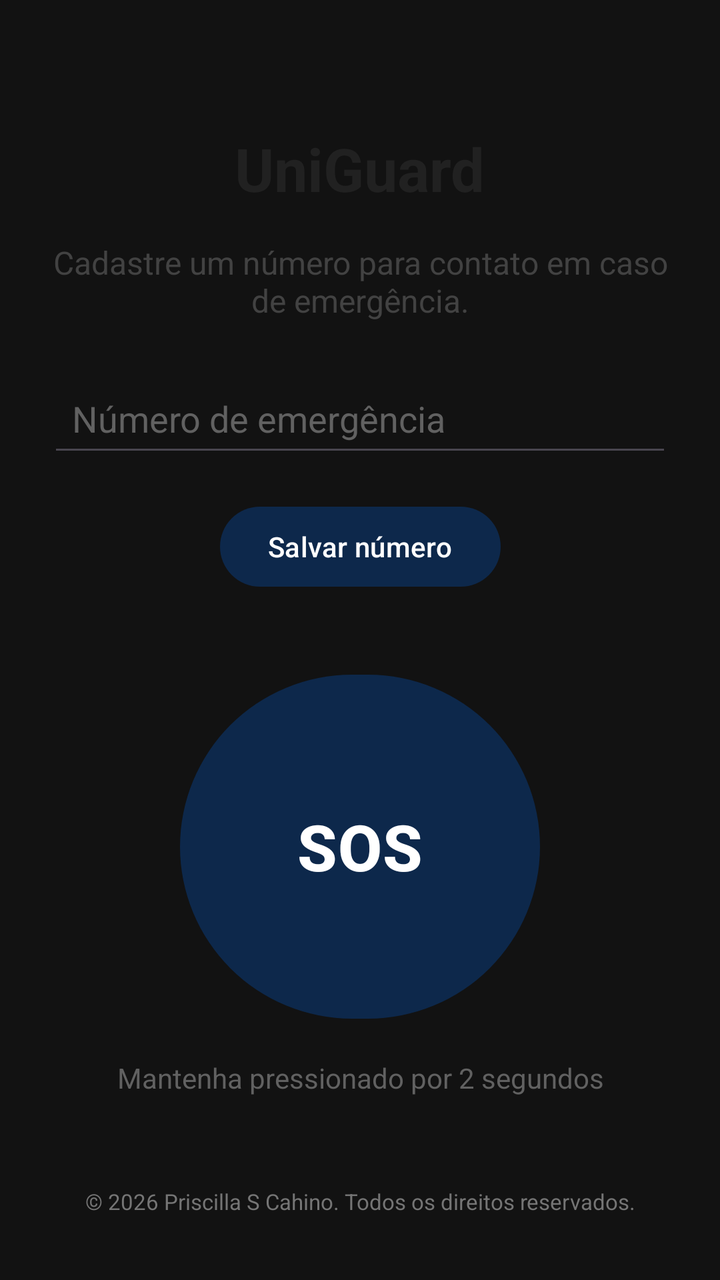
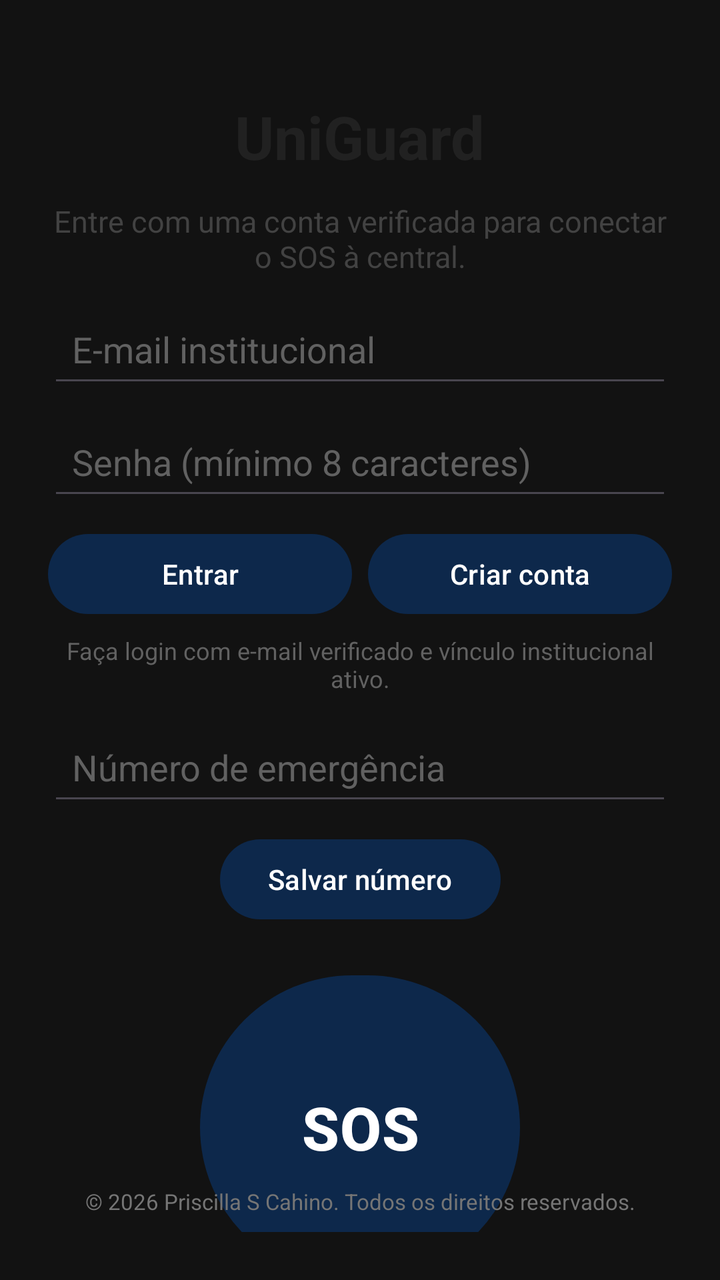

Two renders of the same Android screen: before a commit and after it. Below are the layout's source before the change and the commit's diff.
<!-- AndroidManifest.xml: application theme Theme.UniGuard -->
<!-- res/layout/activity_sos.xml -->
<?xml version="1.0" encoding="utf-8"?>
<androidx.constraintlayout.widget.ConstraintLayout
    xmlns:android="http://schemas.android.com/apk/res/android"
    xmlns:app="http://schemas.android.com/apk/res-auto"
    android:layout_width="match_parent"
    android:layout_height="match_parent"
    android:padding="24dp">

    
    <TextView
        android:id="@+id/txtTitulo"
        android:layout_width="wrap_content"
        android:layout_height="wrap_content"
        android:layout_marginTop="40dp"
        android:text="UniGuard"
        android:textColor="#212121"
        android:textSize="30sp"
        android:textStyle="bold"
        app:layout_constraintEnd_toEndOf="parent"
        app:layout_constraintStart_toStartOf="parent"
        app:layout_constraintTop_toTopOf="parent" />

    
    <TextView
        android:id="@+id/txtDescricao"
        android:layout_width="0dp"
        android:layout_height="wrap_content"
        android:layout_marginTop="16dp"
        android:gravity="center"
        android:text="Cadastre um número para contato em caso de emergência."
        android:textColor="#424242"
        android:textSize="16sp"
        app:layout_constraintEnd_toEndOf="parent"
        app:layout_constraintStart_toStartOf="parent"
        app:layout_constraintTop_toBottomOf="@id/txtTitulo" />

    
    <EditText
        android:id="@+id/edtNumeroEmergencia"
        android:layout_width="0dp"
        android:layout_height="wrap_content"
        android:layout_marginTop="24dp"
        android:hint="Número de emergência"
        android:inputType="phone"
        android:maxLines="1"
        android:minHeight="48dp"
        android:padding="12dp"
        android:textColor="#212121"
        android:textColorHint="#616161"
        app:layout_constraintEnd_toEndOf="parent"
        app:layout_constraintStart_toStartOf="parent"
        app:layout_constraintTop_toBottomOf="@id/txtDescricao" />

    
    <Button
        android:id="@+id/btnSalvarNumero"
        android:layout_width="wrap_content"
        android:layout_height="wrap_content"
        android:layout_marginTop="16dp"
        android:minHeight="48dp"
        android:text="Salvar número"
        app:layout_constraintEnd_toEndOf="parent"
        app:layout_constraintStart_toStartOf="parent"
        app:layout_constraintTop_toBottomOf="@id/edtNumeroEmergencia" />

    
    <Button
        android:id="@+id/btnSOS"
        android:layout_width="180dp"
        android:layout_height="180dp"
        android:layout_marginTop="36dp"
        android:text="SOS"
        android:textSize="32sp"
        android:textStyle="bold"
        app:layout_constraintEnd_toEndOf="parent"
        app:layout_constraintStart_toStartOf="parent"
        app:layout_constraintTop_toBottomOf="@id/btnSalvarNumero" />

    
    <TextView
        android:id="@+id/txtAviso"
        android:layout_width="wrap_content"
        android:layout_height="wrap_content"
        android:layout_marginTop="16dp"
        android:gravity="center"
        android:text="Mantenha pressionado por 2 segundos"
        android:textColor="#616161"
        android:textSize="14sp"
        app:layout_constraintEnd_toEndOf="parent"
        app:layout_constraintStart_toStartOf="parent"
        app:layout_constraintTop_toBottomOf="@id/btnSOS" />

    
    <TextView
        android:id="@+id/txtDireitosAutorais"
        android:layout_width="0dp"
        android:layout_height="wrap_content"
        android:layout_marginBottom="8dp"
        android:gravity="center"
        android:text="@string/copyright"
        android:textColor="#757575"
        android:textSize="11sp"
        app:layout_constraintBottom_toBottomOf="parent"
        app:layout_constraintEnd_toEndOf="parent"
        app:layout_constraintStart_toStartOf="parent" />

</androidx.constraintlayout.widget.ConstraintLayout>
<!-- resources referenced by this layout -->
<resources>
  <string name="copyright">© 2026 Priscilla S Cahino. Todos os direitos reservados.</string>
  <style name="Theme.UniGuard" parent="Base.Theme.UniGuard" />
  <style name="Base.Theme.UniGuard" parent="Theme.Material3.DayNight.NoActionBar">
          <item name="colorPrimary">#0D284B</item>
          <item name="colorOnPrimary">#FFFFFF</item>
          <item name="android:windowBackground">#121212</item>
          <item name="colorSurface">#1E1E1E</item>
          <item name="colorOnSurface">#FFFFFF</item>
      </style>
</resources>

<!-- the commit's change to res/layout/activity_sos.xml (unified diff, before → after) -->
@@ -6,12 +6,11 @@
     android:layout_height="match_parent"
     android:padding="24dp">
 
-    
     <TextView
         android:id="@+id/txtTitulo"
         android:layout_width="wrap_content"
         android:layout_height="wrap_content"
-        android:layout_marginTop="40dp"
+        android:layout_marginTop="24dp"
         android:text="UniGuard"
         android:textColor="#212121"
         android:textSize="30sp"
@@ -20,26 +19,91 @@
         app:layout_constraintStart_toStartOf="parent"
         app:layout_constraintTop_toTopOf="parent" />
 
-    
     <TextView
         android:id="@+id/txtDescricao"
         android:layout_width="0dp"
         android:layout_height="wrap_content"
-        android:layout_marginTop="16dp"
+        android:layout_marginTop="12dp"
         android:gravity="center"
-        android:text="Cadastre um número para contato em caso de emergência."
+        android:text="Entre com uma conta verificada para conectar o SOS à central."
         android:textColor="#424242"
-        android:textSize="16sp"
+        android:textSize="15sp"
         app:layout_constraintEnd_toEndOf="parent"
         app:layout_constraintStart_toStartOf="parent"
         app:layout_constraintTop_toBottomOf="@id/txtTitulo" />
 
-    
+    <EditText
+        android:id="@+id/edtEmail"
+        android:layout_width="0dp"
+        android:layout_height="wrap_content"
+        android:layout_marginTop="12dp"
+        android:hint="E-mail institucional"
+        android:inputType="textEmailAddress"
+        android:maxLines="1"
+        android:minHeight="48dp"
+        android:padding="12dp"
+        android:textColor="#212121"
+        android:textColorHint="#616161"
+        app:layout_constraintEnd_toEndOf="parent"
+        app:layout_constraintStart_toStartOf="parent"
+        app:layout_constraintTop_toBottomOf="@id/txtDescricao" />
+
+    <EditText
+        android:id="@+id/edtSenha"
+        android:layout_width="0dp"
+        android:layout_height="wrap_content"
+        android:layout_marginTop="8dp"
+        android:hint="Senha (mínimo 8 caracteres)"
+        android:inputType="textPassword"
+        android:maxLines="1"
+        android:minHeight="48dp"
+        android:padding="12dp"
+        android:textColor="#212121"
+        android:textColorHint="#616161"
+        app:layout_constraintEnd_toEndOf="parent"
+        app:layout_constraintStart_toStartOf="parent"
+        app:layout_constraintTop_toBottomOf="@id/edtEmail" />
+
+    <Button
+        android:id="@+id/btnEntrar"
+        android:layout_width="0dp"
+        android:layout_height="wrap_content"
+        android:layout_marginTop="8dp"
+        android:layout_marginEnd="4dp"
+        android:text="Entrar"
+        app:layout_constraintEnd_toStartOf="@id/btnCriarConta"
+        app:layout_constraintStart_toStartOf="parent"
+        app:layout_constraintTop_toBottomOf="@id/edtSenha" />
+
+    <Button
+        android:id="@+id/btnCriarConta"
+        android:layout_width="0dp"
+        android:layout_height="wrap_content"
+        android:layout_marginStart="4dp"
+        android:layout_marginTop="8dp"
+        android:text="Criar conta"
+        app:layout_constraintEnd_toEndOf="parent"
+        app:layout_constraintStart_toEndOf="@id/btnEntrar"
+        app:layout_constraintTop_toBottomOf="@id/edtSenha" />
+
+    <TextView
+        android:id="@+id/txtAuthStatus"
+        android:layout_width="0dp"
+        android:layout_height="wrap_content"
+        android:layout_marginTop="6dp"
+        android:gravity="center"
+        android:text="Faça login com e-mail verificado e vínculo institucional ativo."
+        android:textColor="#616161"
+        android:textSize="12sp"
+        app:layout_constraintEnd_toEndOf="parent"
+        app:layout_constraintStart_toStartOf="parent"
+        app:layout_constraintTop_toBottomOf="@id/btnEntrar" />
+
     <EditText
         android:id="@+id/edtNumeroEmergencia"
         android:layout_width="0dp"
         android:layout_height="wrap_content"
-        android:layout_marginTop="24dp"
+        android:layout_marginTop="12dp"
         android:hint="Número de emergência"
         android:inputType="phone"
         android:maxLines="1"
@@ -49,39 +113,36 @@
         android:textColorHint="#616161"
         app:layout_constraintEnd_toEndOf="parent"
         app:layout_constraintStart_toStartOf="parent"
-        app:layout_constraintTop_toBottomOf="@id/txtDescricao" />
+        app:layout_constraintTop_toBottomOf="@id/txtAuthStatus" />
 
-    
     <Button
         android:id="@+id/btnSalvarNumero"
         android:layout_width="wrap_content"
         android:layout_height="wrap_content"
-        android:layout_marginTop="16dp"
+        android:layout_marginTop="8dp"
         android:minHeight="48dp"
         android:text="Salvar número"
         app:layout_constraintEnd_toEndOf="parent"
         app:layout_constraintStart_toStartOf="parent"
         app:layout_constraintTop_toBottomOf="@id/edtNumeroEmergencia" />
 
-    
     <Button
         android:id="@+id/btnSOS"
-        android:layout_width="180dp"
-        android:layout_height="180dp"
-        android:layout_marginTop="36dp"
+        android:layout_width="160dp"
+        android:layout_height="160dp"
+        android:layout_marginTop="20dp"
         android:text="SOS"
-        android:textSize="32sp"
+        android:textSize="30sp"
         android:textStyle="bold"
         app:layout_constraintEnd_toEndOf="parent"
         app:layout_constraintStart_toStartOf="parent"
         app:layout_constraintTop_toBottomOf="@id/btnSalvarNumero" />
 
-    
     <TextView
         android:id="@+id/txtAviso"
-        android:layout_width="wrap_content"
+        android:layout_width="0dp"
         android:layout_height="wrap_content"
-        android:layout_marginTop="16dp"
+        android:layout_marginTop="10dp"
         android:gravity="center"
         android:text="Mantenha pressionado por 2 segundos"
         android:textColor="#616161"
@@ -90,7 +151,6 @@
         app:layout_constraintStart_toStartOf="parent"
         app:layout_constraintTop_toBottomOf="@id/btnSOS" />
 
-    
     <TextView
         android:id="@+id/txtDireitosAutorais"
         android:layout_width="0dp"
